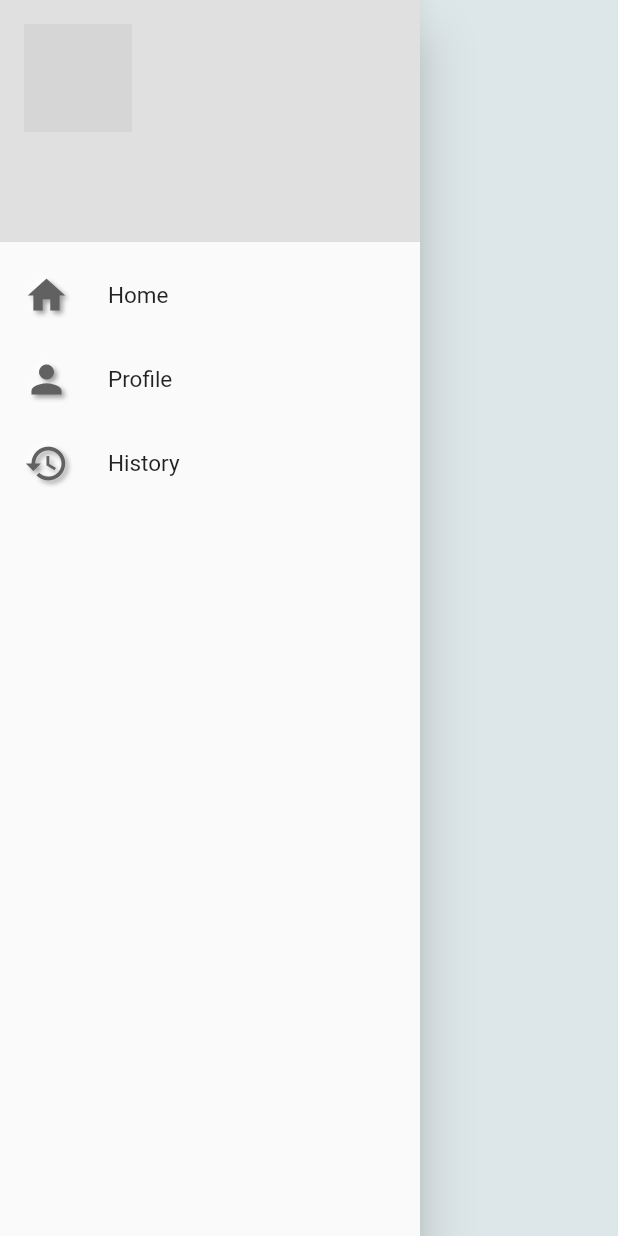
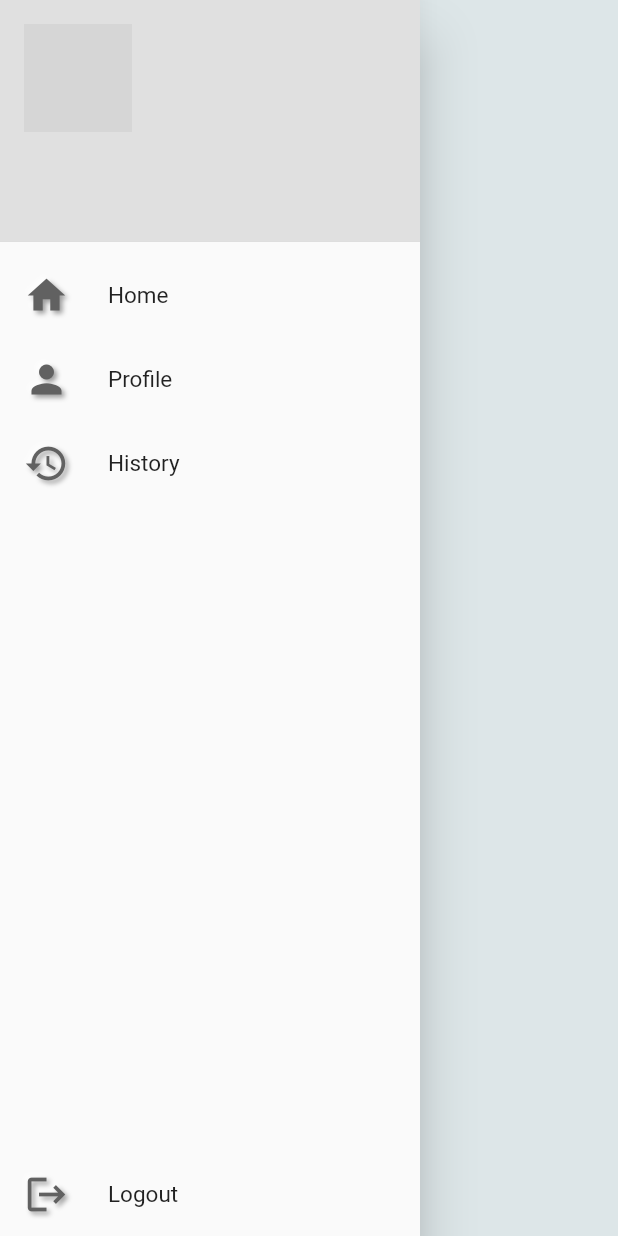
Before and after one commit to achintya-7/CarPooling, a Flutter app: the CustomDrawer widget shown alone on an empty page, opened directly, on a phone screen of 412 x 824 dp. Run offline on Flutter 3.47's test engine with Material 2 defaults, Android fonts, the phone set to English and light mode, and no system bars; drawn by our look-alikes of flutter_neumorphic; our stand-ins replace awesome_dialog, firebase_auth, firebase_core, flutter_datetime_picker, flutter_map, flutter_secure_storage and 7 more; accounts and stored records are empty; network calls fail; grey boxes are pictures that could not be loaded.

Commit message:
added better loading and constraints on textfields

```diff
--- a/car_pooling_app/lib/feature/auth/view/passneger_info_page.dart
+++ b/car_pooling_app/lib/feature/auth/view/passneger_info_page.dart
@@ -31,6 +31,7 @@ class PassengerInfoFormPage extends StatelessWidget {
           children: [
             CustomTextField(textController: _nameController, hintText: 'Name'),
             CustomTextField(
+                size: 10,
                 textController: _phoneController,
                 hintText: 'Phone',
                 keyboardTextType: TextInputType.phone),
@@ -42,6 +43,7 @@ class PassengerInfoFormPage extends StatelessWidget {
             CustomTextField(
                 textController: _pincodeController,
                 hintText: 'Pincode',
+                size: 6,
                 keyboardTextType: TextInputType.number),
             const SizedBox(
               height: 20,
--- a/car_pooling_app/lib/feature/history/view/passenger_history_page.dart
+++ b/car_pooling_app/lib/feature/history/view/passenger_history_page.dart
@@ -3,6 +3,7 @@ import 'package:car_pooling_app/feature/history/widgets/passenger_history_widget
 import 'package:car_pooling_app/model/rides/rides_model.dart';
 import 'package:car_pooling_app/widgets/custom_appbar.dart';
 import 'package:flutter_neumorphic/flutter_neumorphic.dart';
+import 'package:flutter_spinkit/flutter_spinkit.dart';
 import 'package:get/get.dart';
 
 class PassengerHistoryPage extends StatelessWidget {
@@ -47,7 +48,7 @@ class PassengerHistoryPage extends StatelessWidget {
             );
           }
 
-          return const Center(child: CircularProgressIndicator());
+          return const Center(child: SpinKitCubeGrid(color: Colors.grey));
         },
       ),
 
--- a/car_pooling_app/lib/feature/profile/views/update_profile_page.dart
+++ b/car_pooling_app/lib/feature/profile/views/update_profile_page.dart
@@ -3,6 +3,7 @@ import 'package:car_pooling_app/model/Passenger/passenger_model.dart';
 import 'package:car_pooling_app/widgets/custom_appbar.dart';
 import 'package:car_pooling_app/widgets/custom_text_field.dart';
 import 'package:flutter_neumorphic/flutter_neumorphic.dart';
+import 'package:flutter_spinkit/flutter_spinkit.dart';
 import 'package:fluttertoast/fluttertoast.dart';
 import 'package:get/get.dart';
 
@@ -86,7 +87,7 @@ class UpdateProfilePage extends StatelessWidget {
                 child: const Text("Update"),
               ),
               updateProfileController.loading.value
-                  ? const CircularProgressIndicator()
+                  ? const SpinKitCubeGrid(color: Colors.grey)
                   : const SizedBox(),
             ],
           ),
--- a/car_pooling_app/lib/utils/utils.dart
+++ b/car_pooling_app/lib/utils/utils.dart
@@ -1,4 +1,3 @@
-import 'package:flutter/cupertino.dart';
 import 'package:flutter_neumorphic/flutter_neumorphic.dart';
 import 'package:flutter_secure_storage/flutter_secure_storage.dart';
 import 'package:fluttertoast/fluttertoast.dart';
@@ -14,8 +13,8 @@ class SecureStorageService {
     return await _storage.read(key: "token");
   }
 
-  static Future<void> delete(String key) async {
-    await _storage.delete(key: key);
+  static Future<void> delete() async {
+    await _storage.delete(key: "token");
   }
 }
 
--- a/car_pooling_app/lib/widgets/drawer_passenger.dart
+++ b/car_pooling_app/lib/widgets/drawer_passenger.dart
@@ -35,6 +35,26 @@ class CustomDrawer extends StatelessWidget {
               text: "Profile", route: '/passengers', icon: Icons.person),
           const DrawerListTile(
               text: "History", route: '/passengers/history', icon: Icons.history),
+
+          const Spacer(),
+
+          ListTile(
+            leading: NeumorphicIcon(
+              style: NeumorphicStyle(
+                color: Colors.grey[700],
+              ),
+              Icons.logout,
+              size: 30,
+            ),
+            title: const Text(
+              "Logout",
+              style: TextStyle(fontSize: 15),
+            ),
+            onTap: () {
+              Get.offAllNamed('/login');
+              AuthService().signOut();
+            },
+          ),
         ],
       ),
     );
--- a/car_pooling_app/pubspec.yaml
+++ b/car_pooling_app/pubspec.yaml
@@ -51,6 +51,7 @@ dependencies:
   flutter_map: ^3.1.0
   flutter_datetime_picker: ^1.5.1
   awesome_dialog: ^3.0.2
+  flutter_spinkit: ^5.1.0
 
 dev_dependencies:
   flutter_test:
```
Also changed, not shown: car_pooling_app/lib/feature/auth/controller/create_passenger_controller.dart (+6 -4 lines), car_pooling_app/lib/feature/history/view/driver_history_page.dart (+6 -3 lines), car_pooling_app/lib/feature/history/widgets/driver_history_widget.dart (+19 -7 lines), car_pooling_app/lib/feature/notifications/view/notificaiton_page.dart (+9 -1 lines), car_pooling_app/lib/feature/profile/views/passenger_info_page.dart (+6 -1 lines), car_pooling_app/lib/widgets/custom_text_field.dart (+10 -0 lines), car_pooling_app/lib/widgets/drawer_driver.dart (+21 -0 lines), car_pooling_app/pubspec.lock, 1 other file.
